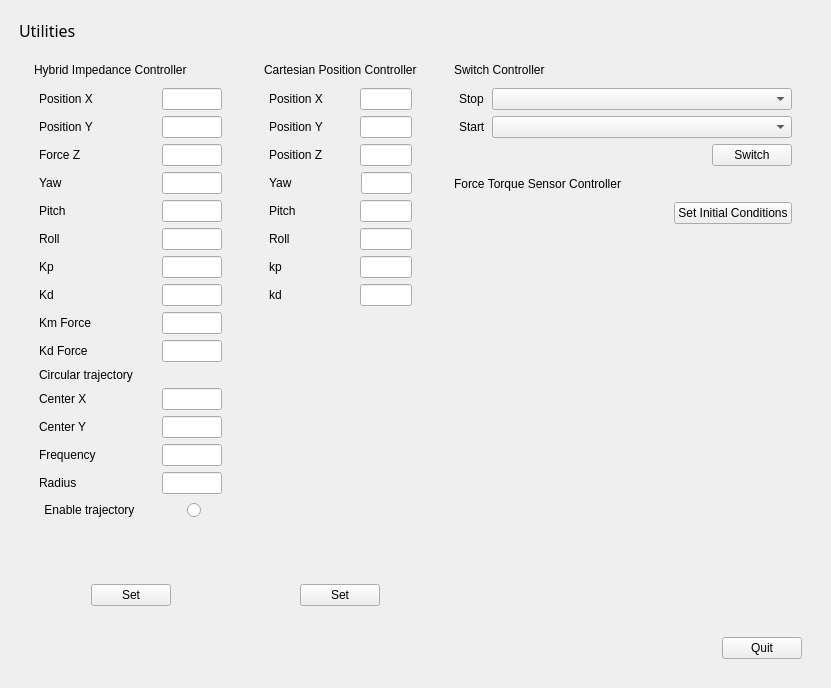
The window that ui/main_window.ui (xEnVrE/controller_switcher) describes before a commit, drawn with Qt 5.
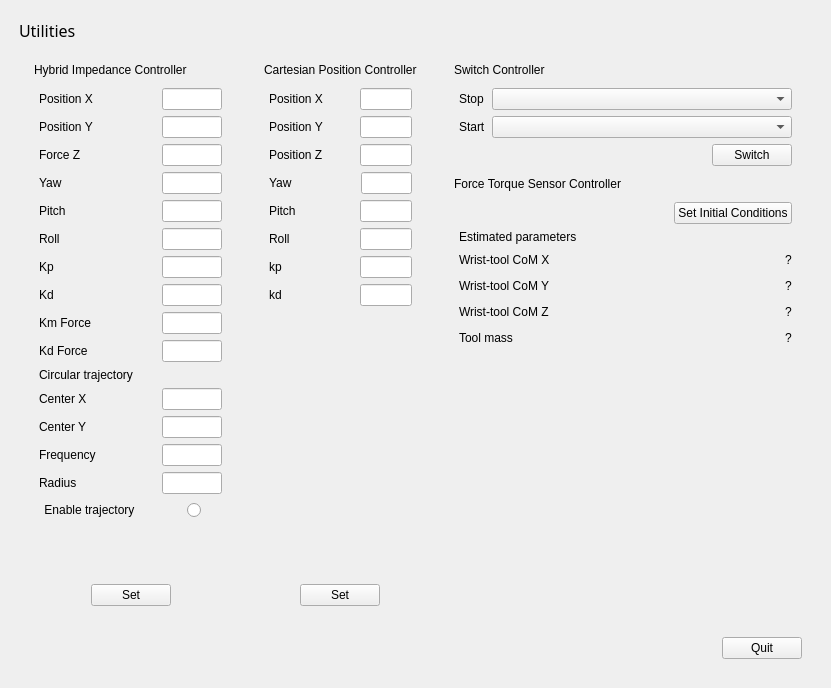
The same window after the commit. Icons and pictures are not drawn.

Commit message: -load FtSensor configuration at startup and everytime the button Set Initial Conditions is pressed - add labels containing FtSensor current configuration to the ui

The edit to the form file:
```diff
--- a/ui/main_window.ui
+++ b/ui/main_window.ui
@@ -1284,6 +1284,137 @@
               </item>
              </layout>
             </item>
+            <item>
+             <widget class="QLabel" name="label_27">
+              <property name="text">
+               <string>Estimated parameters</string>
+              </property>
+             </widget>
+            </item>
+            <item>
+             <layout class="QHBoxLayout" name="horizontalLayout_37">
+              <item>
+               <widget class="QLabel" name="label_36">
+                <property name="text">
+                 <string>Wrist-tool CoM X</string>
+                </property>
+               </widget>
+              </item>
+              <item>
+               <spacer name="horizontalSpacer_38">
+                <property name="orientation">
+                 <enum>Qt::Horizontal</enum>
+                </property>
+                <property name="sizeHint" stdset="0">
+                 <size>
+                  <width>40</width>
+                  <height>20</height>
+                 </size>
+                </property>
+               </spacer>
+              </item>
+              <item>
+               <widget class="QLabel" name="labelWristToolComX">
+                <property name="text">
+                 <string>?</string>
+                </property>
+               </widget>
+              </item>
+             </layout>
+            </item>
+            <item>
+             <layout class="QHBoxLayout" name="horizontalLayout_34">
+              <item>
+               <widget class="QLabel" name="label_34">
+                <property name="text">
+                 <string>Wrist-tool CoM Y</string>
+                </property>
+               </widget>
+              </item>
+              <item>
+               <spacer name="horizontalSpacer_35">
+                <property name="orientation">
+                 <enum>Qt::Horizontal</enum>
+                </property>
+                <property name="sizeHint" stdset="0">
+                 <size>
+                  <width>40</width>
+                  <height>20</height>
+                 </size>
+                </property>
+               </spacer>
+              </item>
+              <item>
+               <widget class="QLabel" name="labelWristToolComY">
+                <property name="text">
+                 <string>?</string>
+                </property>
+               </widget>
+              </item>
+             </layout>
+            </item>
+            <item>
+             <layout class="QHBoxLayout" name="horizontalLayout_30">
+              <item>
+               <widget class="QLabel" name="label_29">
+                <property name="text">
+                 <string>Wrist-tool CoM Z</string>
+                </property>
+               </widget>
+              </item>
+              <item>
+               <spacer name="horizontalSpacer_31">
+                <property name="orientation">
+                 <enum>Qt::Horizontal</enum>
+                </property>
+                <property name="sizeHint" stdset="0">
+                 <size>
+                  <width>40</width>
+                  <height>20</height>
+                 </size>
+                </property>
+               </spacer>
+              </item>
+              <item>
+               <widget class="QLabel" name="labelWristToolComZ">
+                <property name="text">
+                 <string>?</string>
+                </property>
+               </widget>
+              </item>
+             </layout>
+            </item>
+            <item>
+             <layout class="QHBoxLayout" name="horizontalLayout_38">
+              <item>
+               <widget class="QLabel" name="label_40">
+                <property name="text">
+                 <string>Tool mass</string>
+                </property>
+               </widget>
+              </item>
+              <item>
+               <spacer name="horizontalSpacer_39">
+                <property name="orientation">
+                 <enum>Qt::Horizontal</enum>
+                </property>
+                <property name="sizeHint" stdset="0">
+                 <size>
+                  <width>40</width>
+                  <height>20</height>
+                 </size>
+                </property>
+               </spacer>
+              </item>
+              <item>
+               <widget class="QLabel" name="labelToolMass">
+                <property name="text">
+                 <string>?</string>
+                </property>
+               </widget>
+              </item>
+             </layout>
+            </item>
            </layout>
           </item>
           <item>
```
The commit also changes 4 other files.
